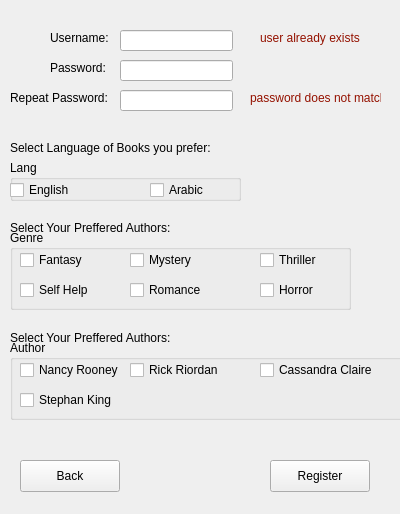
First picture: the form in MEDAD/registerwindow.ui, repository yomnahisham/CSCE1102-LabProject, before the edit.
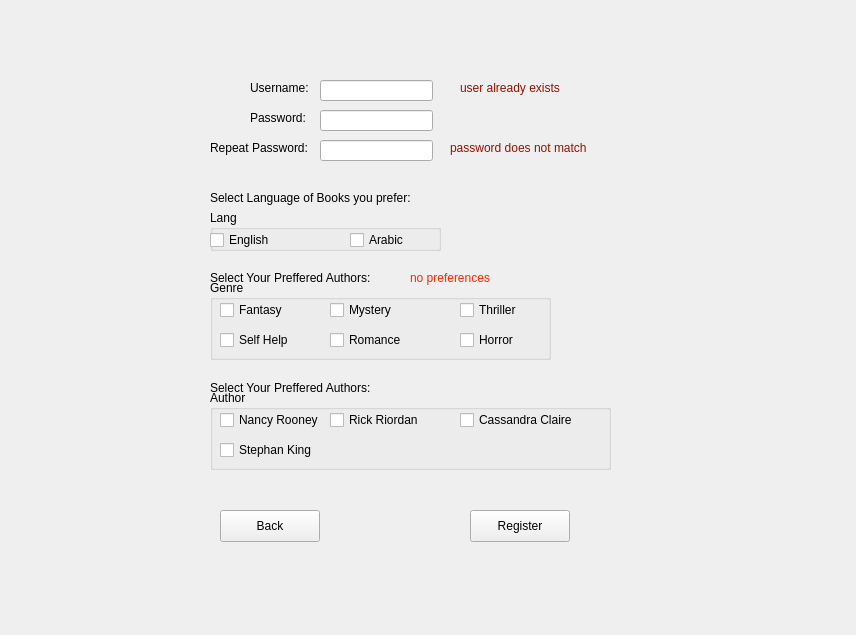
Second picture: the form after the edit.

Commit message: finished genre preferences for product manager in customer

```diff
--- a/MEDAD/registerwindow.ui
+++ b/MEDAD/registerwindow.ui
@@ -6,8 +6,8 @@
    <rect>
     <x>0</x>
     <y>0</y>
-    <width>400</width>
-    <height>514</height>
+    <width>856</width>
+    <height>635</height>
    </rect>
   </property>
   <property name="windowTitle">
@@ -16,8 +16,8 @@
   <widget class="QLabel" name="userL">
    <property name="geometry">
     <rect>
-     <x>50</x>
-     <y>30</y>
+     <x>250</x>
+     <y>80</y>
      <width>71</width>
      <height>16</height>
     </rect>
@@ -29,8 +29,8 @@
   <widget class="QLabel" name="passL">
    <property name="geometry">
     <rect>
-     <x>50</x>
-     <y>60</y>
+     <x>250</x>
+     <y>110</y>
      <width>71</width>
      <height>16</height>
     </rect>
@@ -42,8 +42,8 @@
   <widget class="QLabel" name="passRL">
    <property name="geometry">
     <rect>
-     <x>10</x>
-     <y>90</y>
+     <x>210</x>
+     <y>140</y>
      <width>111</width>
      <height>16</height>
     </rect>
@@ -55,8 +55,8 @@
   <widget class="QLabel" name="langL">
    <property name="geometry">
     <rect>
-     <x>10</x>
-     <y>140</y>
+     <x>210</x>
+     <y>190</y>
      <width>241</width>
      <height>16</height>
     </rect>
@@ -68,8 +68,8 @@
   <widget class="QLabel" name="authorL">
    <property name="geometry">
     <rect>
-     <x>10</x>
-     <y>330</y>
+     <x>210</x>
+     <y>380</y>
      <width>191</width>
      <height>16</height>
     </rect>
@@ -81,8 +81,8 @@
   <widget class="QGroupBox" name="groupBox">
    <property name="geometry">
     <rect>
-     <x>10</x>
-     <y>160</y>
+     <x>210</x>
+     <y>210</y>
      <width>231</width>
      <height>41</height>
     </rect>
@@ -120,8 +120,8 @@
   <widget class="QGroupBox" name="groupBox_2">
    <property name="geometry">
     <rect>
-     <x>10</x>
-     <y>340</y>
+     <x>210</x>
+     <y>390</y>
      <width>401</width>
      <height>80</height>
     </rect>
@@ -185,8 +185,8 @@
   <widget class="QLabel" name="authorL_2">
    <property name="geometry">
     <rect>
-     <x>10</x>
-     <y>220</y>
+     <x>210</x>
+     <y>270</y>
      <width>191</width>
      <height>16</height>
     </rect>
@@ -198,8 +198,8 @@
   <widget class="QGroupBox" name="genreL">
    <property name="geometry">
     <rect>
-     <x>10</x>
-     <y>230</y>
+     <x>210</x>
+     <y>280</y>
      <width>341</width>
      <height>80</height>
     </rect>
@@ -289,8 +289,8 @@
   <widget class="QLineEdit" name="userLE">
    <property name="geometry">
     <rect>
-     <x>120</x>
-     <y>30</y>
+     <x>320</x>
+     <y>80</y>
      <width>113</width>
      <height>21</height>
     </rect>
@@ -299,8 +299,8 @@
   <widget class="QLineEdit" name="passLE">
    <property name="geometry">
     <rect>
-     <x>120</x>
-     <y>60</y>
+     <x>320</x>
+     <y>110</y>
      <width>113</width>
      <height>21</height>
     </rect>
@@ -309,8 +309,8 @@
   <widget class="QLineEdit" name="passRLE">
    <property name="geometry">
     <rect>
-     <x>120</x>
-     <y>90</y>
+     <x>320</x>
+     <y>140</y>
      <width>113</width>
      <height>21</height>
     </rect>
@@ -319,8 +319,8 @@
   <widget class="QPushButton" name="regB">
    <property name="geometry">
     <rect>
-     <x>270</x>
-     <y>460</y>
+     <x>470</x>
+     <y>510</y>
      <width>100</width>
      <height>32</height>
     </rect>
@@ -332,8 +332,8 @@
   <widget class="QPushButton" name="backB">
    <property name="geometry">
     <rect>
-     <x>20</x>
-     <y>460</y>
+     <x>220</x>
+     <y>510</y>
      <width>100</width>
      <height>32</height>
     </rect>
@@ -345,8 +345,8 @@
   <widget class="QLabel" name="userError">
    <property name="geometry">
     <rect>
-     <x>260</x>
-     <y>30</y>
+     <x>460</x>
+     <y>80</y>
      <width>131</width>
      <height>16</height>
     </rect>
@@ -358,9 +358,9 @@
   <widget class="QLabel" name="passError">
    <property name="geometry">
     <rect>
-     <x>250</x>
-     <y>90</y>
-     <width>131</width>
+     <x>450</x>
+     <y>140</y>
+     <width>271</width>
      <height>16</height>
     </rect>
    </property>
@@ -368,6 +368,19 @@
     <string>&lt;html&gt;&lt;head/&gt;&lt;body&gt;&lt;p&gt;&lt;span style=&quot; color:#941100;&quot;&gt;password does not match&lt;/span&gt;&lt;/p&gt;&lt;/body&gt;&lt;/html&gt;</string>
    </property>
   </widget>
+  <widget class="QLabel" name="preferenceError">
+   <property name="geometry">
+    <rect>
+     <x>410</x>
+     <y>270</y>
+     <width>271</width>
+     <height>16</height>
+    </rect>
+   </property>
+   <property name="text">
+    <string>&lt;html&gt;&lt;head/&gt;&lt;body&gt;&lt;p&gt;&lt;span style=&quot; color:#ff2600;&quot;&gt;no preferences&lt;/span&gt;&lt;/p&gt;&lt;/body&gt;&lt;/html&gt;</string>
+   </property>
+  </widget>
  </widget>
  <resources/>
  <connections/>
```
The commit also changes 5 other files.
